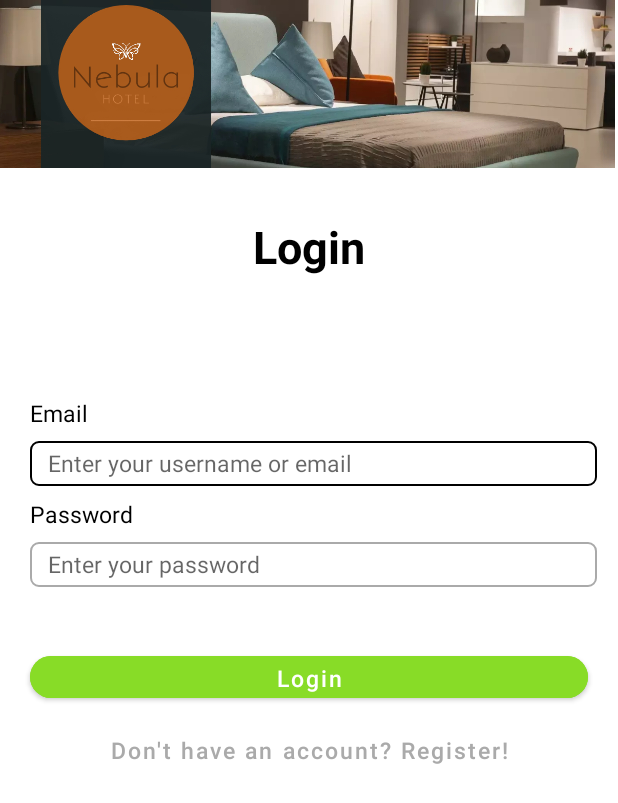
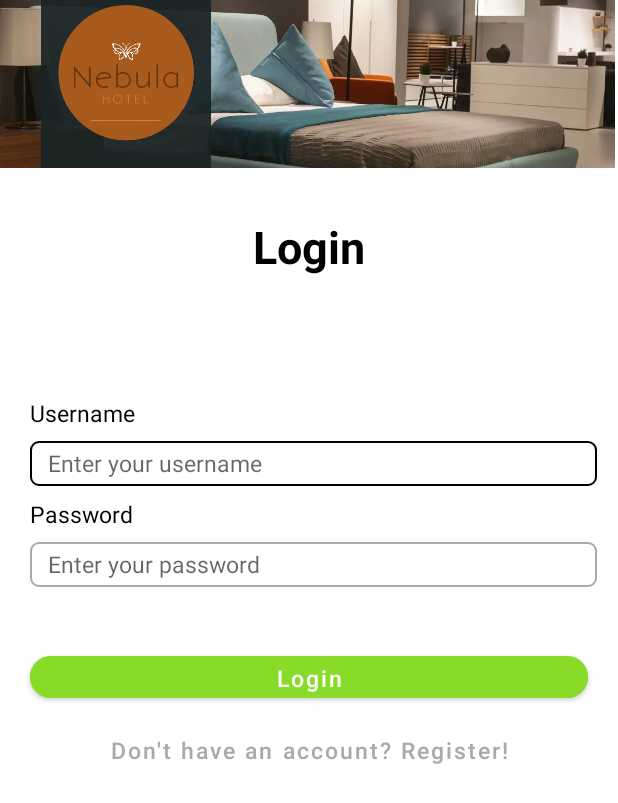
Before and after one commit to joshrs23/hotelNebula, an Android app: the LoginActivity screen opened directly, with no data from a screen before it, on a phone screen of 412 x 824 dp. Shown: the top 803 px of the screen. Run offline under Robolectric (Android 15) with nearby library versions, the phone set to English and light mode, and no system bars; our stand-ins replace Firebase (no records; nobody signed in at launch, a user with empty details on screens opened directly).

Commit message:
feat: use username to log in

```diff
--- a/app/src/main/res/layout/activity_login.xml
+++ b/app/src/main/res/layout/activity_login.xml
@@ -37,7 +37,7 @@
         android:layout_height="wrap_content"
         android:layout_marginStart="20dp"
         android:layout_marginTop="80dp"
-        android:text="Email"
+        android:text="Username"
         app:layout_constraintStart_toStartOf="parent"
         app:layout_constraintTop_toBottomOf="@+id/textView" />
 
@@ -48,7 +48,7 @@
         android:layout_marginTop="8dp"
         android:background="@drawable/custom_input"
         android:ems="21"
-        android:hint="Enter your username or email"
+        android:hint="Enter your username"
         android:inputType="text"
         android:paddingStart="12dp"
         android:paddingEnd="12dp"
```
Also changed, not shown: app/src/main/java/com/example/hotelnebula/LoginActivity.java (+6 -9 lines).
